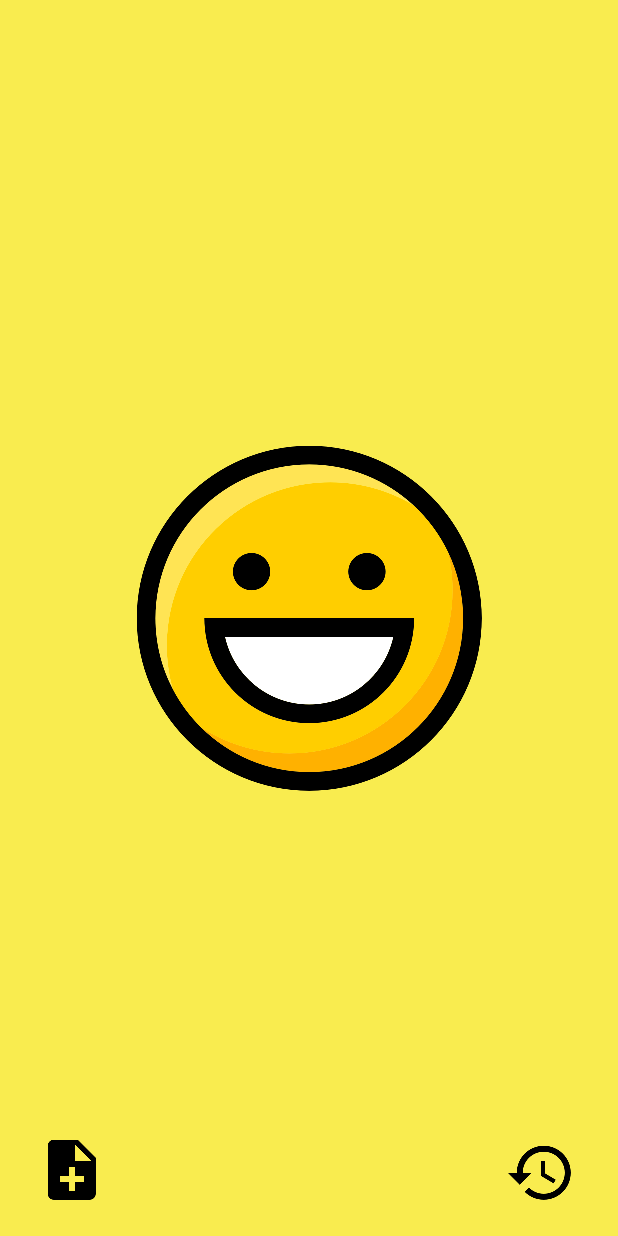
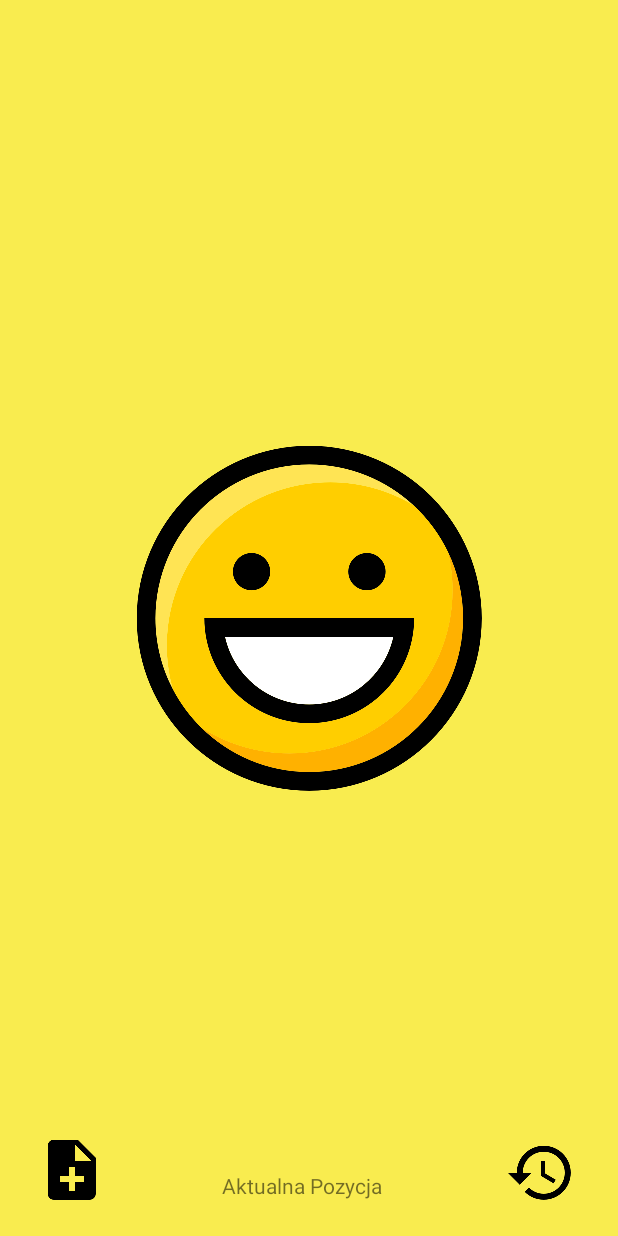
Before and after one commit to filipado/moodTracker2, an Android app: the screen it shows after launch (MainActivity), on a phone screen of 412 x 824 dp. Run offline under Robolectric (Android 15) with nearby library versions, the light colour scheme and no system bars; 1 statement that could not run was skipped.

Commit message:
Access the position

```diff
--- a/app/src/main/java/com/example/moodtracker2/MainActivity.kt
+++ b/app/src/main/java/com/example/moodtracker2/MainActivity.kt
@@ -6,6 +6,7 @@ import android.os.Build
 import android.os.Bundle
 import android.view.LayoutInflater
 import android.view.View
+import android.widget.TextView
 import android.widget.Toast
 import androidx.annotation.RequiresApi
 import androidx.appcompat.app.AlertDialog
@@ -15,7 +16,6 @@ import androidx.recyclerview.widget.PagerSnapHelper
 import androidx.recyclerview.widget.RecyclerView
 import kotlinx.android.synthetic.main.activity_main.*
 import kotlinx.android.synthetic.main.comment_edit_text.*
-import java.time.LocalDate
 
 class MainActivity : AppCompatActivity() {
 
@@ -37,6 +37,12 @@ class MainActivity : AppCompatActivity() {
             // This makes mood_layout snap to grid (full screen)
             PagerSnapHelper().attachToRecyclerView(this)
         }
+
+        //Accessing Recycler View position
+
+        val widokPozycji = findViewById<TextView>(R.id.textView_position)
+        val pozycjaAdaptera = recyclerView.layoutManager.findContainingItemView()
+
 
 
 
--- a/app/src/main/res/layout/activity_main.xml
+++ b/app/src/main/res/layout/activity_main.xml
@@ -42,4 +42,14 @@
         app:layout_constraintEnd_toEndOf="parent"
         app:srcCompat="@drawable/ic_history_black" />
 
+    <TextView
+        android:id="@+id/textView_position"
+        android:layout_width="wrap_content"
+        android:layout_height="wrap_content"
+        android:layout_marginBottom="24dp"
+        android:text="Aktualna Pozycja"
+        app:layout_constraintBottom_toBottomOf="parent"
+        app:layout_constraintEnd_toStartOf="@+id/history_btn"
+        app:layout_constraintStart_toEndOf="@+id/btn_addNote" />
+
 </androidx.constraintlayout.widget.ConstraintLayout>
```
